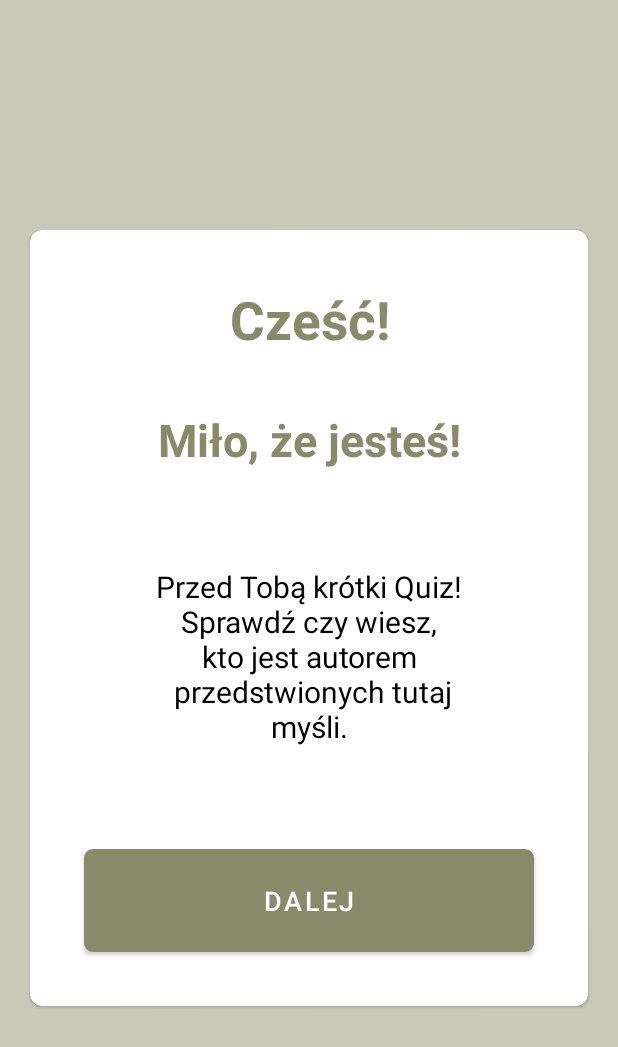
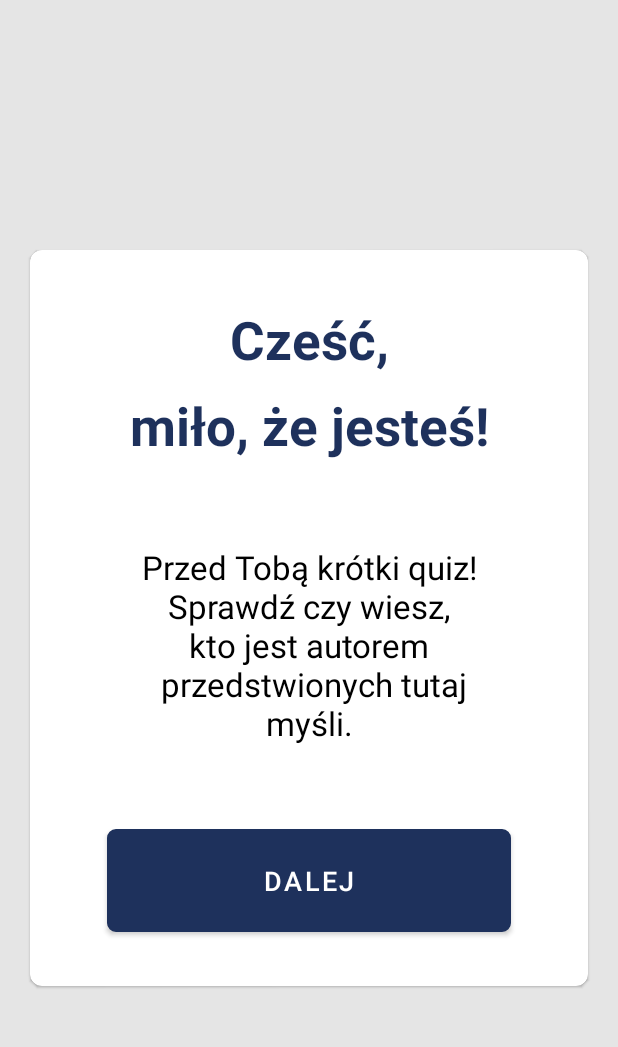
Before and after one commit to maciejglownia/StoikCytatQuiz, an Android app: the screen it shows after launch (MainActivity), on a phone screen of 412 x 824 dp. Shown: the top 1047 px of the screen. Run offline under Robolectric (Android 15) with nearby library versions, the phone set to English and light mode, and no system bars.

Commit message:
Most visual changes for different color palette.

```diff
--- a/app/src/main/java/pl/glownia/maciej/stoikcytatquiz/QuizQuestionsActivity.kt
+++ b/app/src/main/java/pl/glownia/maciej/stoikcytatquiz/QuizQuestionsActivity.kt
@@ -49,7 +49,6 @@ class QuizQuestionsActivity : AppCompatActivity(), View.OnClickListener {
         tvQuestion = findViewById(R.id.tv_question)
         tvQuote = findViewById(R.id.tv_quote)
         progressBar = findViewById(R.id.progressBar)
-        progressBar?.progressTintList = ColorStateList.valueOf(Color.DKGRAY)
         tvProgress = findViewById(R.id.tv_progress)
         tvAnswerOne = findViewById(R.id.tv_answer_one)
         tvAnswerTwo = findViewById(R.id.tv_answer_two)
--- a/app/src/main/res/layout/activity_main.xml
+++ b/app/src/main/res/layout/activity_main.xml
@@ -27,7 +27,8 @@
             <TextView
                 android:layout_width="match_parent"
                 android:layout_height="wrap_content"
-                android:layout_margin="20dp"
+                android:layout_marginTop="20dp"
+                android:layout_marginBottom="10dp"
                 android:gravity="center"
                 android:text="@string/hello_message"
                 android:textColor="@color/stoic_text"
@@ -38,28 +39,32 @@
                 android:layout_width="match_parent"
                 android:layout_height="wrap_content"
                 android:gravity="center"
-                android:padding="16dp"
                 android:text="@string/welcome_message"
                 android:textColor="@color/stoic_text"
-                android:textSize="30sp"
+                android:textSize="35sp"
                 android:textStyle="bold" />
 
             <TextView
                 android:layout_width="match_parent"
                 android:layout_height="wrap_content"
-                android:layout_margin="32dp"
+                android:layout_marginTop="40dp"
+                android:layout_marginBottom="40dp"
+                android:layout_marginLeft="30dp"
+                android:layout_marginRight="30dp"
                 android:gravity="center"
                 android:padding="16dp"
                 android:text="@string/start_text_to_user"
                 android:textColor="@color/black"
-                android:textSize="20sp" />
+                android:textSize="22sp" />
 
 
             <Button
                 android:id="@+id/btnStart"
                 android:layout_width="match_parent"
                 android:layout_height="wrap_content"
-                android:layout_margin="20dp"
+                android:layout_marginLeft="35dp"
+                android:layout_marginRight="35dp"
+                android:layout_marginBottom="20dp"
                 android:background="@drawable/button_border_bg"
                 android:padding="16dp"
                 android:text="@string/next_button"
--- a/app/src/main/res/values/colors.xml
+++ b/app/src/main/res/values/colors.xml
@@ -3,18 +3,17 @@
     <color name="purple_200">#FFBB86FC</color>
     <color name="purple_500">#FF6200EE</color>
     <color name="purple_700">#FF3700B3</color>
-    <color name="teal_200">#FF03DAC5</color>
+    <color name="teal_200">#FCA311</color>
     <color name="teal_700">#FF018786</color>
     <color name="black">#FF000000</color>
     <color name="white">#FFFFFF</color>
-    <color name="stoic_text">#89896C</color>
+    <color name="stoic_text">#1E315C</color>
     <color name="stoic_answer_text">#001219</color>
-    <color name="stoic_button">#7E7E63</color>
-    <color name="stoic_light_bg">#C9C9BA</color>
-    <color name="stoic_dark_bg">#89896C</color>
-    <color name="stoic_one_of_answers_frame">#EEDFD3</color>
+    <color name="stoic_button">#1E315C</color>
+    <color name="stoic_light_bg">#F5F5F5</color>
+    <color name="stoic_dark_bg">#1E315C</color>
+    <color name="stoic_one_of_answers_frame">#CCCCCC</color>
     <color name="stoic_good_answer_frame">#C9C9BA</color>
-    <color name="main_background">#C9C9BA</color>
-
-
+    <color name="main_background">#E5E5E5</color>
+    <color name="correct_answer_bg">#81b29a</color>
 </resources>
--- a/app/src/main/res/values/strings.xml
+++ b/app/src/main/res/values/strings.xml
@@ -1,13 +1,13 @@
 <resources>
     <string name="app_name">Stoik Cytat Quiz</string>
-    <string name="start_text_to_user">Przed Tobą krótki Quiz!\n Sprawdź czy wiesz, \n kto jest autorem \n przedstwionych tutaj myśli.</string>
-    <string name="welcome_message">Miło, że jesteś!</string>
+    <string name="start_text_to_user">Przed Tobą krótki quiz!\n Sprawdź czy wiesz, \n kto jest autorem \n przedstwionych tutaj myśli.</string>
+    <string name="welcome_message">miło, że jesteś!</string>
     <string name="next_button">Dalej</string>
-    <string name="hello_message">Cześć!</string>
+    <string name="hello_message">Cześć,</string>
     <string name="question_before_quote">question</string>
     <string name="laurel_wreath_image">laurel_wreath</string>
-    <string name="message_about_result">Twój wynik na 0 z 9 pytań</string>
-    <string name="finish_button_text">CHCĘ ZAKOŃCZYĆ QUIZ</string>
+    <string name="message_about_result">Twój wynik na 0 z 0 pytań</string>
+    <string name="finish_button_text">ZAKOŃCZ QUIZ</string>
     <string name="exclamation_mark_about_result">Twój wynik!</string>
-    <string name="message_to_user_they_did_it">Zrobiłeś to!</string>
+    <string name="message_to_user_they_did_it">Gratulacje!</string>
 </resources>
```
Also changed, not shown: app/src/main/res/drawable-v24/correct_answer_border_bg.xml (+3 -5 lines), app/src/main/res/layout/activity_quiz_questions.xml (+9 -3 lines), app/src/main/res/layout/activity_result.xml (+4 -5 lines).
